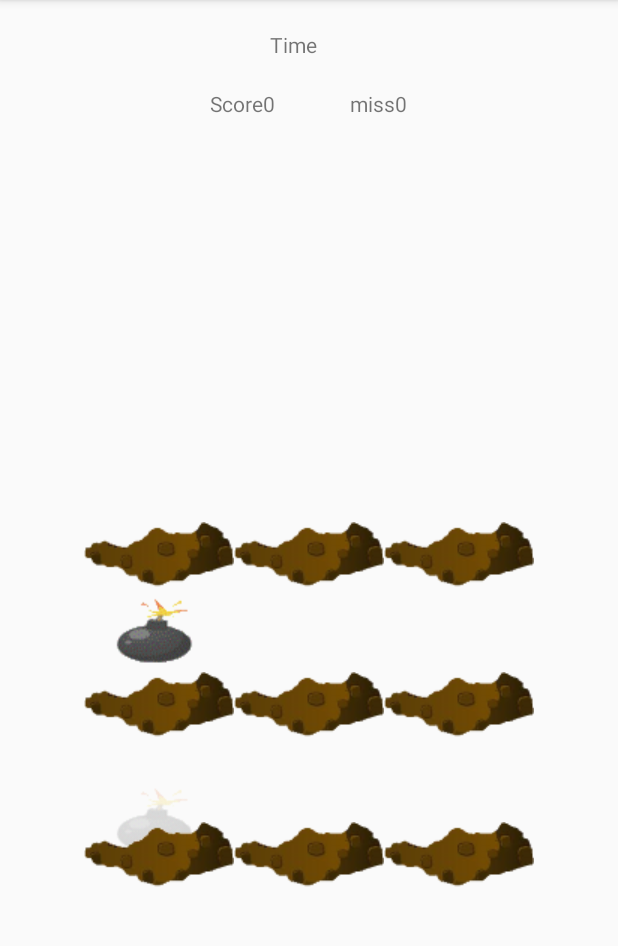
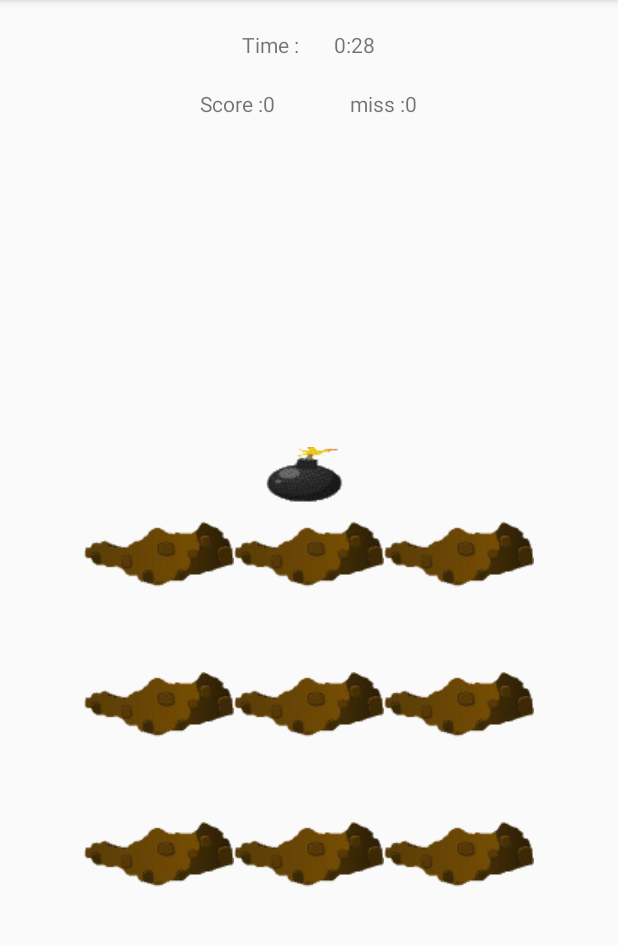
Before and after one commit to avielBS/whack_a_mole2, an Android app: the GameActivity screen opened directly, with no data from a screen before it, on a phone screen of 412 x 824 dp, the part 84-1030 px from its top. Run offline under Robolectric (Android 15) with nearby library versions, the phone set to English and light mode, and no system bars; 1 statement that could not run was skipped.

Commit message:
add boom when bomb is clicked,add downTimer check game status

```diff
--- a/src/main/java/com/example/whack_a_mole2/Cell.java
+++ b/src/main/java/com/example/whack_a_mole2/Cell.java
@@ -1,5 +1,7 @@
 package com.example.whack_a_mole2;
 
+import android.animation.Animator;
+import android.animation.AnimatorListenerAdapter;
 import android.animation.AnimatorSet;
 import android.animation.ObjectAnimator;
 import android.content.Context;
@@ -30,26 +32,24 @@ public class Cell {
         mole.setTranslationY(70);
         mole.setAlpha(0f);
 
-
         this.whole = new ImageView(context);
         whole.setImageResource(R.drawable.small_whole);
 
         this.bomb = new ImageView(context);
         bomb.setImageResource(R.drawable.bomb);
         bomb.setTranslationY(70);
-        bomb.setAlpha(0f);
+        bomb.setVisibility(View.INVISIBLE);
 
         this.boom = new ImageView(context);
         boom.setImageResource(R.drawable.boom);
         boom.setTranslationY(70);
-        boom.setAlpha(0f);
+        boom.setVisibility(View.INVISIBLE);
 
 
         this.gameGrid = gridLayout;
         this.cell = new RelativeLayout(context);
         this.linearLayout = new LinearLayout(context);
         this.linearLayout.setOrientation(LinearLayout.VERTICAL);
-
 
 
         linearLayout.addView(mole);
@@ -74,7 +74,7 @@ public class Cell {
         this.gameGrid.addView(cell);
     }
 
-    public void showMoleOrBomb(int moleOrBomb){
+    public void showMoleOrBomb(final int moleOrBomb){
         ImageView view =null;
 
         if(moleOrBomb == Util.BOMB) {
@@ -83,22 +83,45 @@ public class Cell {
             view = this.mole;
         }
 
-
-
+        view.setVisibility(View.VISIBLE);
         float buttom=50,top=-10;
         ObjectAnimator jump = ObjectAnimator.ofFloat(view, "translationY",   buttom,top,top,buttom);
-        jump.setDuration(3000);
+        jump.setDuration(2000);
 
         ObjectAnimator show = ObjectAnimator.ofFloat(view, "alpha", 0f, 1f, 1f, 0f);
-        show.setDuration(3000);
+        show.setDuration(2000);
 
         //setAnimator
         AnimatorSet set = new AnimatorSet();
         set.play(show).with(jump);
         set.start();
 
+        final ImageView finalView = view;
+        jump.addListener(new AnimatorListenerAdapter() {
+            @Override
+            public void onAnimationEnd(Animator animation) {
+                super.onAnimationEnd(animation);
+                if(moleOrBomb == Util.BOMB){
+                    finalView.setVisibility(View.INVISIBLE);
+                    mole.setVisibility(View.INVISIBLE);
+                }
+            }
+
+            @Override
+            public void onAnimationStart(Animator animation) {
+                super.onAnimationEnd(animation);
+                if(moleOrBomb == Util.BOMB) {
+                    finalView.setVisibility(View.INVISIBLE);
+                    mole.setVisibility(View.VISIBLE);
+                }
+            }
+
+        });
 
     }
 
 
+    public ImageView getBoom() {
+        return this.boom;
+    }
 }
--- a/src/main/java/com/example/whack_a_mole2/GameActivity.java
+++ b/src/main/java/com/example/whack_a_mole2/GameActivity.java
@@ -2,19 +2,31 @@ package com.example.whack_a_mole2;
 
 import androidx.appcompat.app.AppCompatActivity;
 
+import android.animation.Animator;
+import android.animation.AnimatorListenerAdapter;
+import android.animation.AnimatorSet;
+import android.animation.ObjectAnimator;
+import android.app.AlertDialog;
+import android.content.DialogInterface;
+import android.graphics.Color;
 import android.os.Bundle;
+import android.os.CountDownTimer;
 import android.os.Handler;
-import android.util.Log;
 import android.view.View;
 import android.widget.GridLayout;
 import android.widget.ImageView;
 import android.widget.RelativeLayout;
 import android.widget.TextView;
 
+import java.util.Locale;
 import java.util.Timer;
 import java.util.TimerTask;
 
 public class GameActivity extends AppCompatActivity {
+
+    private static final int WIN_SCORE = 30;
+    private static final int MAX_MISS = 3;
+    private final int GAME_DURACTION = 30;
 
     private GridLayout gridGame;
 
@@ -26,8 +38,13 @@ public class GameActivity extends AppCompatActivity {
     private int score=0;
     private  int miss=0;
 
+    private long timeLeft;
+    private CountDownTimer countDownTimer;
+
     private TextView textScore;
     private TextView textMiss;
+    private TextView textViewCountDown;
+    private String name;
 
 
     @Override
@@ -35,11 +52,14 @@ public class GameActivity extends AppCompatActivity {
         super.onCreate(savedInstanceState);
         setContentView(R.layout.activity_game);
 
+        Bundle extars = getIntent().getExtras();
+        name = extars.getString("PlayerName");
+
         gridGame = createGridLayout(3,3);
-        cells = new Cell[9];
+        cells = new Cell[ROWS*COLUMNS];
         timer=new Timer();
 
-        for (int i = 0; i < 9; i++) {
+        for (int i = 0; i < ROWS*COLUMNS; i++) {
             cells[i] = new Cell(this.getApplicationContext(),gridGame);
             cells[i].addCellToGrid();
             setMoleAndBombListeners(cells[i]);
@@ -48,6 +68,7 @@ public class GameActivity extends AppCompatActivity {
         RelativeLayout gameBoard = findViewById(R.id.game__layout);
         textMiss = findViewById(R.id.miss_txt);
         textScore = findViewById(R.id.score_txt);
+        textViewCountDown = findViewById(R.id.time_txt);
 
         gameBoard.addView(gridGame);
 
@@ -68,14 +89,14 @@ public class GameActivity extends AppCompatActivity {
                     }
                 });
                 }
-            }, 200, 2000);
+            }, 200, 800);
 
-
+            startCountDown();
     }
 
-    private void setMoleAndBombListeners(Cell cell) {
+    private void setMoleAndBombListeners(final Cell cell) {
         setMoleListener(cell.getMole());
-        setBombListener(cell.getBomb());
+        setBombListener(cell.getBomb(),cell.getBoom());
     }
 
     private void setMoleListener(ImageView mole) {
@@ -85,24 +106,52 @@ public class GameActivity extends AppCompatActivity {
             public void onClick(View view) {
                 if(view.getAlpha() > 0.3){
                     score ++;
-                    textScore.setText(""+score);
+                    textScore.setText(" "+score);
+                    ObjectAnimator rotate = ObjectAnimator.ofFloat(view,"rotation",0,360);
+                    rotate.setDuration(500);
+                    rotate.start();
                 }
                 else
                     miss ++;
-                    textMiss.setText(""+miss);
+                    textMiss.setText(" "+miss);
             }
         });
     }
 
-    private void setBombListener(ImageView bomb) {
+    private void setBombListener(final ImageView bomb, final ImageView boom) {
         bomb.setOnClickListener(new View.OnClickListener() {
             @Override
             public void onClick(View view) {
                 if(view.getAlpha() > 0.3){
-                    score -= 3;
+                    if(score - 3 >= 0 )
+                        score -= 3;
+                    else
+                        score = 0;
                     miss += 1;
-                    textScore.setText(""+score);
-                    textMiss.setText(""+miss);
+                    textScore.setText(" "+score);
+                    textMiss.setText(" "+miss);
+                    boom.setVisibility(View.VISIBLE);
+                    bomb.setVisibility(View.INVISIBLE);
+
+                    ObjectAnimator scaleX = ObjectAnimator.ofFloat(boom,"translationX",0,1);
+                    scaleX.setDuration(800);
+
+                    ObjectAnimator scaleY = ObjectAnimator.ofFloat(boom,"translationY",0,1);
+                    scaleY.setDuration(800);
+
+                    AnimatorSet set = new AnimatorSet();
+                    set.play(scaleX).with(scaleY);
+                    set.start();
+
+                    //vibrate
+
+                    set.addListener(new AnimatorListenerAdapter() {
+                        @Override
+                        public void onAnimationEnd(Animator animation) {
+                            super.onAnimationEnd(animation);
+                            boom.setVisibility(View.INVISIBLE);
+                        }
+                    });
                 }
 
             }
@@ -117,8 +166,80 @@ public class GameActivity extends AppCompatActivity {
         return gridLayout;
     }
 
+    private void startCountDown() {
+        countDownTimer = new CountDownTimer(GAME_DURACTION * 1000, 1000) {
+            @Override
+            public void onTick(long l) {
+                timeLeft = l;
+                updateTextCountDown();
+            }
+
+            @Override
+            public void onFinish() {
+                timeLeft = 0;
+                updateTextCountDown();
+                checkGameStatus();
+            }
+
+        }.start();
+
+    }
+
+    private void checkGameStatus() {
+        if (score >= WIN_SCORE || timeLeft == 0 || miss == MAX_MISS) {
+            timer.cancel();
+            showStatusMessage();
+            countDownTimer.cancel();
+        }
+    }
+
+    private void showStatusMessage() {
+        AlertDialog.Builder builder = new AlertDialog.Builder(this);
+        String message = "";
+        if (this.score >= WIN_SCORE)
+            message = this.name + " Win !";
+        else if (this.score < WIN_SCORE || this.miss == 3)
+            message = this.name + " Lose !";
+
+        builder.setTitle("Status").setMessage(message);
+        builder.setNegativeButton("Ok", new DialogInterface.OnClickListener() {
+            @Override
+            public void onClick(DialogInterface dialogInterface, int i) {
+                return;
+            }
+        });
+        builder.setPositiveButton("New Game", new DialogInterface.OnClickListener() {
+            @Override
+            public void onClick(DialogInterface dialogInterface, int i) {
+                finish();
+            }
+        });
+
+        builder.show();
+    }
 
 
+    private void updateTextCountDown() {
+        int minutes = (int) (timeLeft / 1000) / 60;
+        int seconds = (int) (timeLeft / 1000) % 60;
+
+        if(timeLeft >10*1000)
+            textViewCountDown.setText(String.format(Locale.getDefault(), "%2d:%2d", minutes, seconds));
+
+        else {
+            textViewCountDown.setText(String.format(Locale.getDefault(), "%2d", seconds));
+            textViewCountDown.setTextColor(Color.RED);
+
+            ObjectAnimator scaleX = ObjectAnimator.ofFloat(this.textViewCountDown,"scaleX",0f,1f);
+            scaleX.setDuration(800);
+            ObjectAnimator scaleY = ObjectAnimator.ofFloat(this.textViewCountDown,"scaleY",0f,1f);
+            scaleY.setDuration(800);
+
+            AnimatorSet set = new AnimatorSet();
+            set.playTogether(scaleX,scaleY);
+            set.start();
+        }
+    }
 
 
 
--- a/src/main/res/values/strings.xml
+++ b/src/main/res/values/strings.xml
@@ -3,9 +3,9 @@
     <string name="enter_your_name">Enter your name</string>
     <string name="edit_text_hint">name</string>
     <string name="button_message">Start Game !</string>
-    <string name="time">Time</string>
-    <string name="score">Score</string>
+    <string name="time">Time : </string>
+    <string name="score">Score : </string>
     <string name="init_score">0</string>
-    <string name="miss">miss</string>
+    <string name="miss">miss : </string>
     <string name="init_miss">0</string>
 </resources>
```
Also changed, not shown: src/main/res/drawable/boom.jpg.
